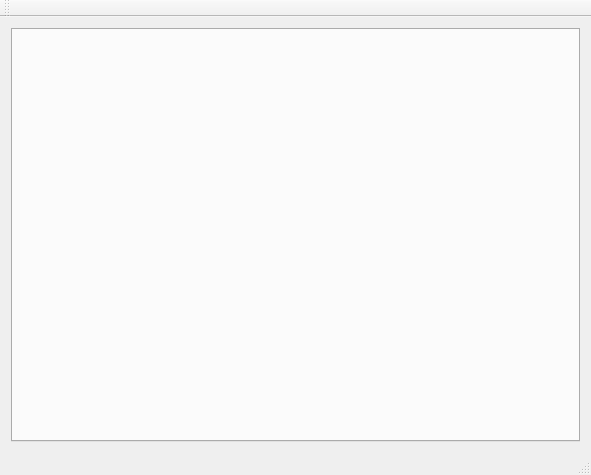
Before: the Qt Designer form DiagramChaser/DiagramChaser/MainWindow.ui in FruitfulApproach/BananaCats, drawn with Qt 5.
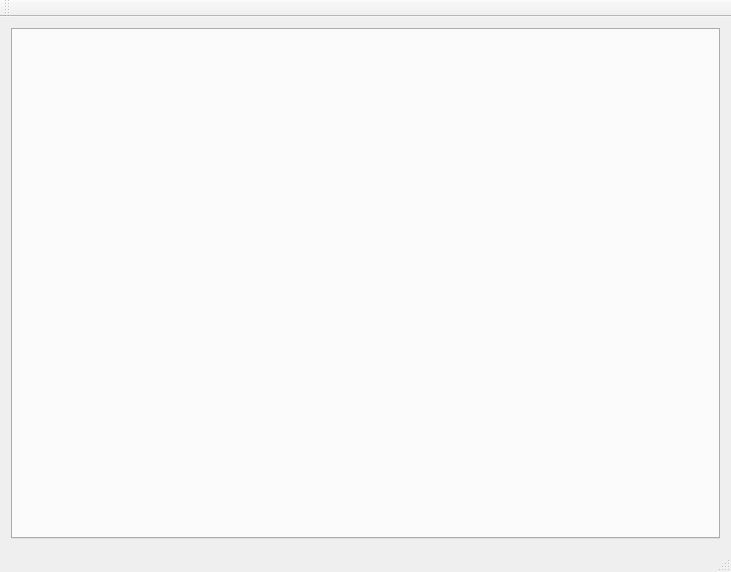
After: the same form once the commit is applied.

```diff
--- a/DiagramChaser/DiagramChaser/MainWindow.ui
+++ b/DiagramChaser/DiagramChaser/MainWindow.ui
@@ -6,8 +6,8 @@
    <rect>
     <x>0</x>
     <y>0</y>
-    <width>591</width>
-    <height>475</height>
+    <width>731</width>
+    <height>572</height>
    </rect>
   </property>
   <property name="windowTitle">
```
Left out of the diff: 2 changed lines with no effect on the pictures.
